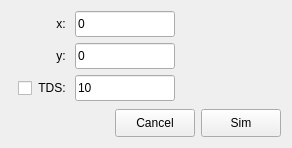
Qt form src/gui/frames/cbedframe.ui (JJPPeters/clTEM) before a commit.
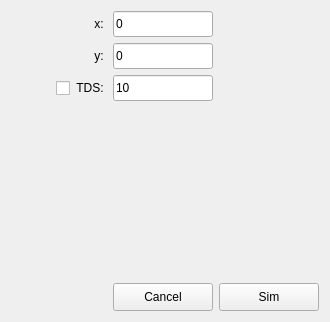
The same form after that commit. Custom widgets are drawn as their Qt base class.

Commit message: Fixed general layout issues

What changed in the file:
```diff
--- a/src/gui/frames/cbedframe.ui
+++ b/src/gui/frames/cbedframe.ui
@@ -6,14 +6,14 @@
    <rect>
     <x>0</x>
     <y>0</y>
-    <width>292</width>
-    <height>148</height>
+    <width>330</width>
+    <height>322</height>
    </rect>
   </property>
   <property name="windowTitle">
    <string>Form</string>
   </property>
-  <layout class="QGridLayout" name="gridLayout" rowstretch="1,1,1,0,1" columnstretch="0,0,0" columnminimumwidth="50,100,100">
+  <layout class="QGridLayout" name="gridLayout" rowstretch="0,0,0,1,0" columnstretch="1,1,1" columnminimumwidth="75,100,100">
    <item row="4" column="0" colspan="3">
     <layout class="QHBoxLayout" name="horizontalLayout_2">
      <item>
@@ -39,7 +39,7 @@
        </property>
        <property name="minimumSize">
         <size>
-         <width>0</width>
+         <width>100</width>
          <height>28</height>
         </size>
        </property>
@@ -64,7 +64,7 @@
        </property>
        <property name="minimumSize">
         <size>
-         <width>0</width>
+         <width>100</width>
          <height>28</height>
         </size>
        </property>
@@ -167,7 +167,7 @@
      <property name="sizeHint" stdset="0">
       <size>
        <width>20</width>
-       <height>106</height>
+       <height>0</height>
       </size>
      </property>
     </spacer>
```
The commit also changes 6 other files.
